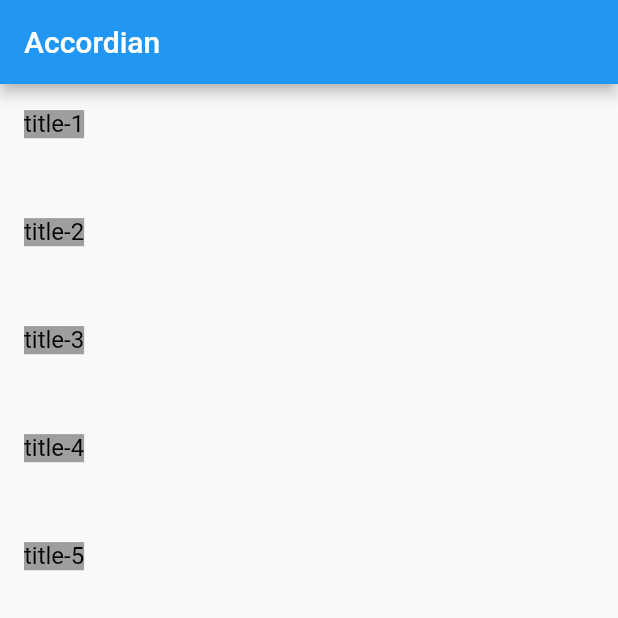
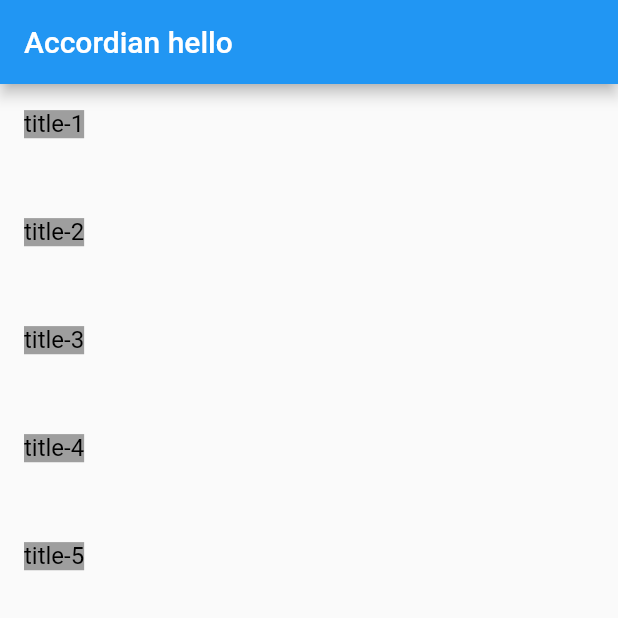
Before and after one commit to Kartik-Excellence/assignment1, a Flutter app: the screen it shows after launch, on a phone screen of 412 x 824 dp, the top half of it. Run offline on Flutter 3.47's test engine with Material 2 defaults, Android fonts, the light colour scheme and no system bars.

Commit message:
title changed

```diff
--- a/lib/screen/mylist.dart
+++ b/lib/screen/mylist.dart
@@ -39,8 +39,7 @@ class _MyListState extends State<MyList> {
       title: 'Title',
       home: Scaffold(
         appBar: AppBar(
-          title: Text('Accordian'),
-
+          title: Text('Accordian hello'),
         ),
         body: ListView.builder(
           itemCount: title.length,
```
